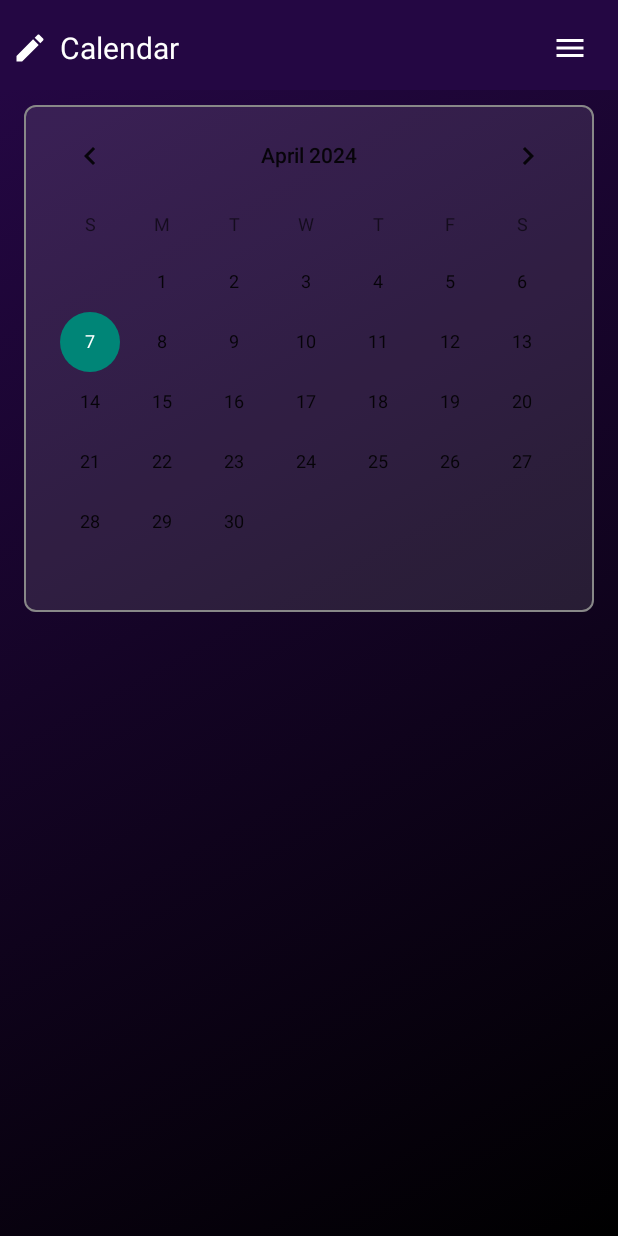
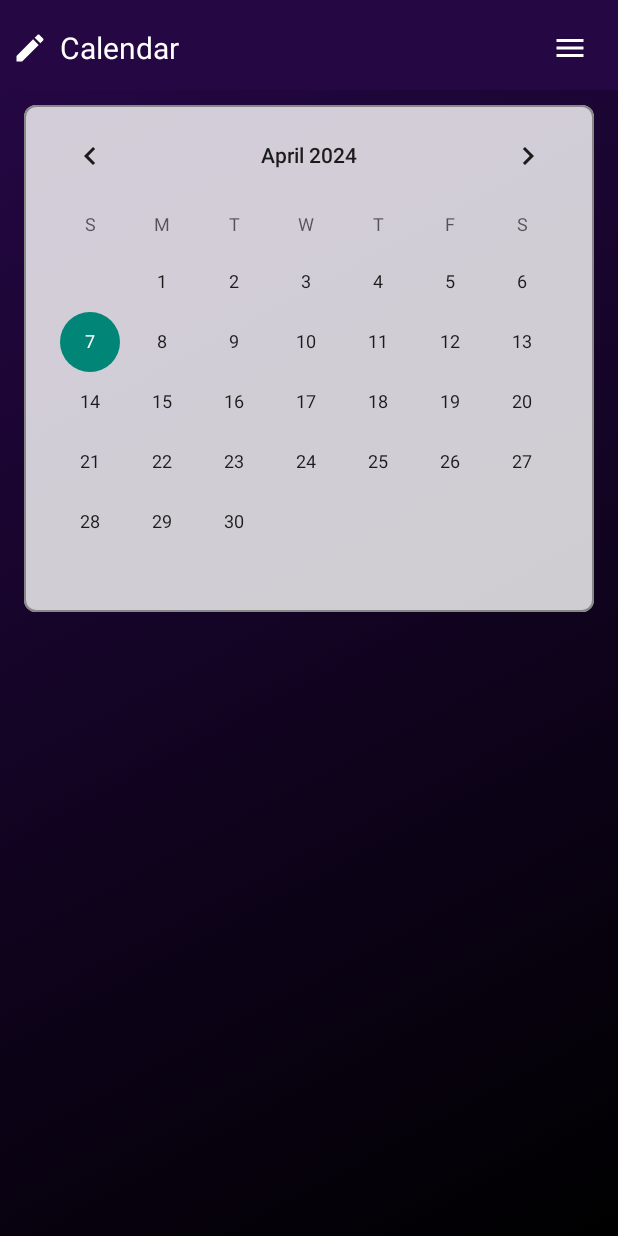
Before and after one commit to selemem/Gustavo_Final_Project, an Android app built with Jetpack Compose: the CalendarActivity screen opened directly, with no data from a screen before it, on a phone screen of 412 x 824 dp. Run offline under Robolectric (Android 15) with nearby library versions, the phone set to English and light mode, and no system bars.

Commit message:
UI colours updated.

```diff
--- a/app/build.gradle.kts
+++ b/app/build.gradle.kts
@@ -97,6 +97,8 @@ dependencies {
     implementation ("androidx.compose.material:material:1.6.2")
 
     implementation ("com.google.accompanist:accompanist-coil:0.15.0")
+    implementation ("com.google.android.material:material:1.4.0")
+
 
 
 }
--- a/app/src/main/java/com/example/gustavo_final_project/CalendarActivity.kt
+++ b/app/src/main/java/com/example/gustavo_final_project/CalendarActivity.kt
@@ -1,6 +1,7 @@
 package com.example.gustavo_final_project
 
 import android.content.Intent
+import android.content.res.Resources
 import android.os.Bundle
 import android.util.Log
 import android.view.ContextThemeWrapper
@@ -147,7 +148,7 @@ fun CalendarBox(entries: List<Entry>, onDateSelected: (Long, List<Entry>) -> Uni
     Box(
         modifier = Modifier
             .fillMaxWidth()
-            .background(Color.White.copy(alpha = 0.10f), shape = RoundedCornerShape(8.dp)),
+            .background(Color.White.copy(alpha = 0.8f), shape = RoundedCornerShape(8.dp)),
     ) {
         AndroidView(
             factory = { context ->
@@ -165,12 +166,10 @@ fun CalendarBox(entries: List<Entry>, onDateSelected: (Long, List<Entry>) -> Uni
                         onDateSelected(selectedDate, filteredEntries)
                     }
 
-                    // Set text color for child views
-                    traverseCalendarView(this) { view ->
-                        if (view is TextView) {
-                            view.setTextColor(Color.White.toArgb())
-                        }
-                    }
+                    // Get the day number TextView and set its text color
+                    val dayNumbersId = Resources.getSystem().getIdentifier("numberpicker_input", "id", "android")
+                    val dayNumbersTextView = findViewById<TextView>(dayNumbersId)
+                    dayNumbersTextView?.setTextColor(Color.White.toArgb())
                 }
             }
         )
@@ -186,7 +185,6 @@ private fun traverseCalendarView(viewGroup: ViewGroup, action: (View) -> Unit) {
         }
     }
 }
-
 
 fun filterEntriesForDate(selectedDate: Long, entries: List<Entry>): List<Entry> {
     val formattedSelectedDate = SimpleDateFormat("dd MMMM yyyy", Locale.getDefault()).format(Date(selectedDate))
```
Also changed, not shown: app/src/main/java/com/example/gustavo_final_project/MoodActivity.kt (+14 -10 lines), app/src/main/res/drawable/Icon_1.png (deleted), app/src/main/res/drawable/Icon_2.png (deleted), app/src/main/res/drawable/Icon_3.png (deleted), app/src/main/res/drawable/Icon_4.png (deleted), app/src/main/res/drawable/Icon_5.png (deleted).
